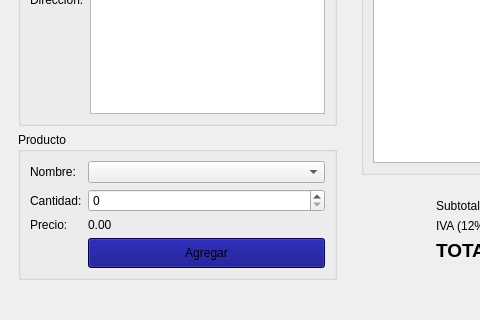
Before: the Qt Designer form tienda.ui in KevsWit/P59-Qt-Tienda, drawn with Qt 5; both pictures show x 0 to 480 and y 171 to 491 of the 646 by 491 pixel window.
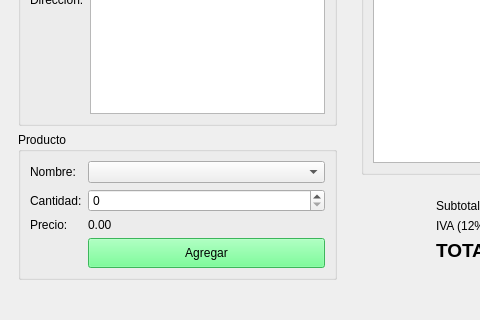
After: the same form once the commit is applied.

Commit message: Datos iniciales de GUI

The edit to the form file:
```diff
--- a/tienda.ui
+++ b/tienda.ui
@@ -122,7 +122,7 @@
              </size>
             </property>
             <property name="styleSheet">
-             <string notr="true">background-color: rgb(0, 0, 127);</string>
+             <string notr="true">background-color: rgb(85, 255, 127);</string>
             </property>
             <property name="text">
              <string>Agregar</string>
```
The commit also changes 5 other files.
